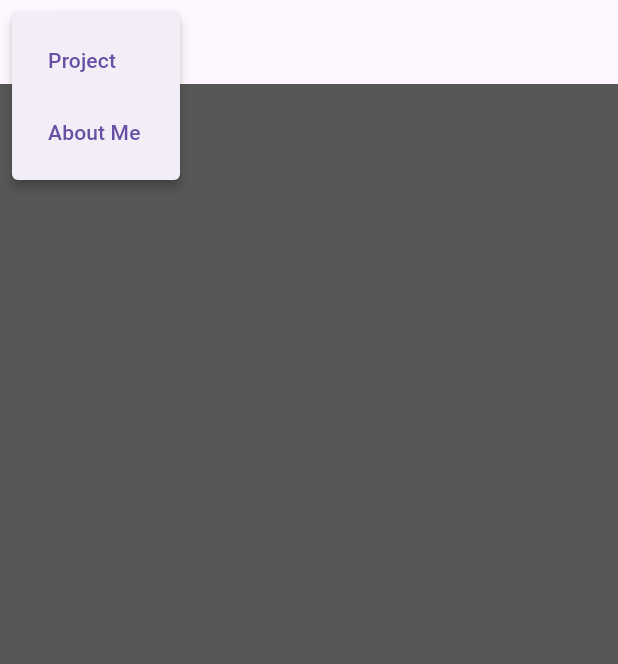
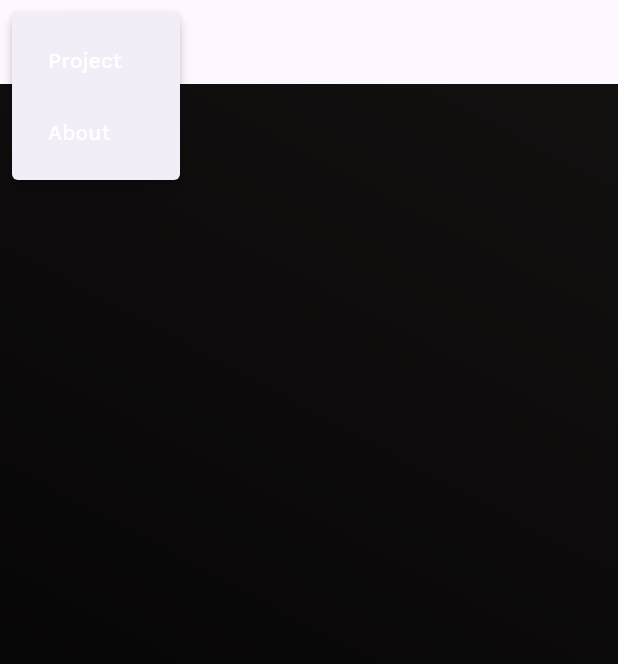
Before and after one commit to Avinash174/My_Portfolio, a Flutter app: the screen it shows after launch, after a tap on the "menu" icon, on a phone screen of 412 x 824 dp. Shown: the top 664 px of the screen. Run offline on Flutter 3.47's test engine with Material 3 defaults, Android fonts, the phone set to English and light mode, and no system bars; our stand-ins replace google_fonts, wtf_sliding_sheet.

Commit message:
new changes done

```diff
--- a/lib/home.dart
+++ b/lib/home.dart
@@ -1,4 +1,6 @@
 import 'package:flutter/material.dart';
+import 'package:google_fonts/google_fonts.dart';
+import 'package:wtf_sliding_sheet/wtf_sliding_sheet.dart';
 
 class HomeScreen extends StatefulWidget {
   const HomeScreen({super.key});
@@ -11,10 +13,10 @@ class _HomeScreenState extends State<HomeScreen> {
   @override
   Widget build(BuildContext context) {
     return Scaffold(
-      backgroundColor: Color.fromARGB(168, 0, 0, 0),
+      backgroundColor: const Color.fromARGB(168, 0, 0, 0),
       appBar: AppBar(
         leading: PopupMenuButton(
-          icon: Icon(
+          icon: const Icon(
             Icons.menu,
           ),
           itemBuilder: (BuildContext context) => [
@@ -23,18 +25,43 @@ class _HomeScreenState extends State<HomeScreen> {
                 onPressed: () {},
                 child: Text(
                   'Project',
+                  style: GoogleFonts.workSans(
+                    color: Colors.white,
+                  ),
                 ),
               ),
             ),
             PopupMenuItem(
               child: TextButton(
                 onPressed: () {},
-                child: Text('About Me'),
+                child: Text(
+                  'About',
+                  style: GoogleFonts.workSans(
+                    color: Colors.white,
+                  ),
+                ),
               ),
             ),
           ],
         ),
       ),
+      body: Container(
+        decoration: const BoxDecoration(
+          gradient: LinearGradient(
+            begin: Alignment.topRight,
+            end: Alignment.bottomLeft,
+            colors: [
+              Color.fromARGB(255, 19, 16, 16),
+              Color.fromARGB(255, 0, 0, 0)
+            ],
+          ),
+        ),
+        child: SlidingSheet(
+          color: Colors.white,
+          elevation: 8,
+          cornerRadius: 30,
+        ),
+      ),
     );
   }
 }
--- a/pubspec.yaml
+++ b/pubspec.yaml
@@ -35,8 +35,8 @@ dependencies:
   # The following adds the Cupertino Icons font to your application.
   # Use with the CupertinoIcons class for iOS style icons.
   cupertino_icons: ^1.0.2
-  sliding_sheet2: ^2.0.1
   google_fonts: ^6.2.1
+  wtf_sliding_sheet: ^1.1.3
 
 dev_dependencies:
   flutter_test:
```
Also changed, not shown: pubspec.lock.
